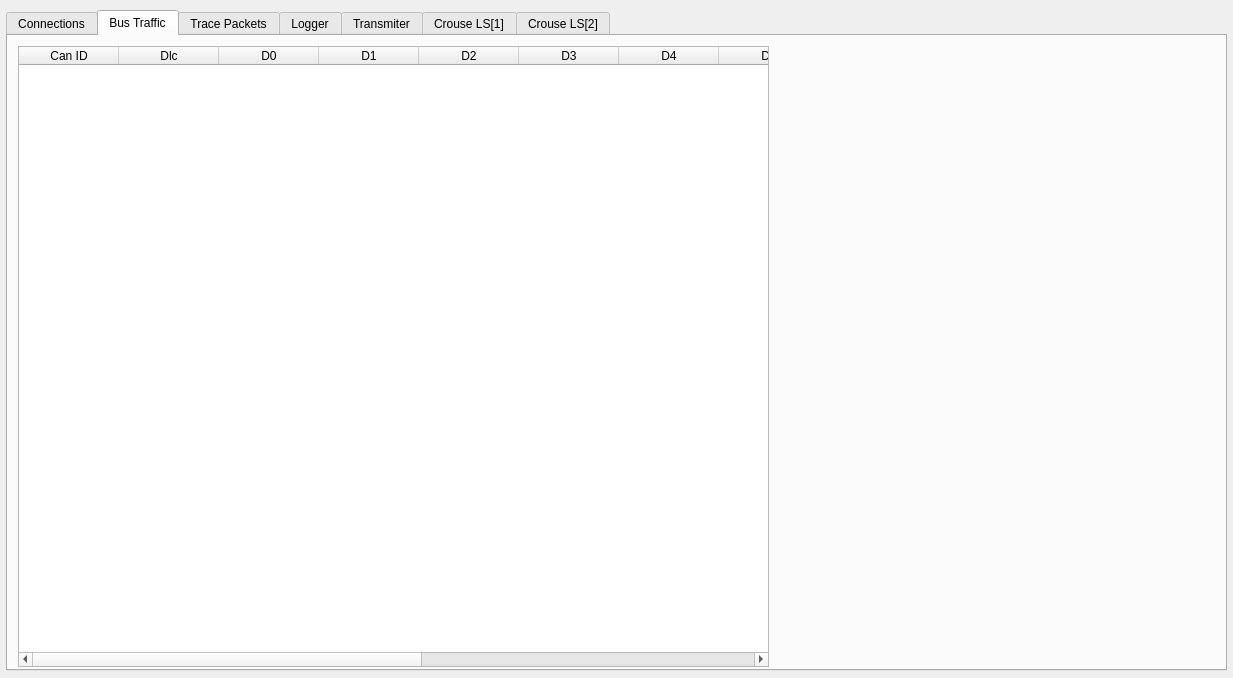
Above: GUI/Dialog.ui from sanatnegar/Open-Can-Utility before the change. Below: the same form after it.
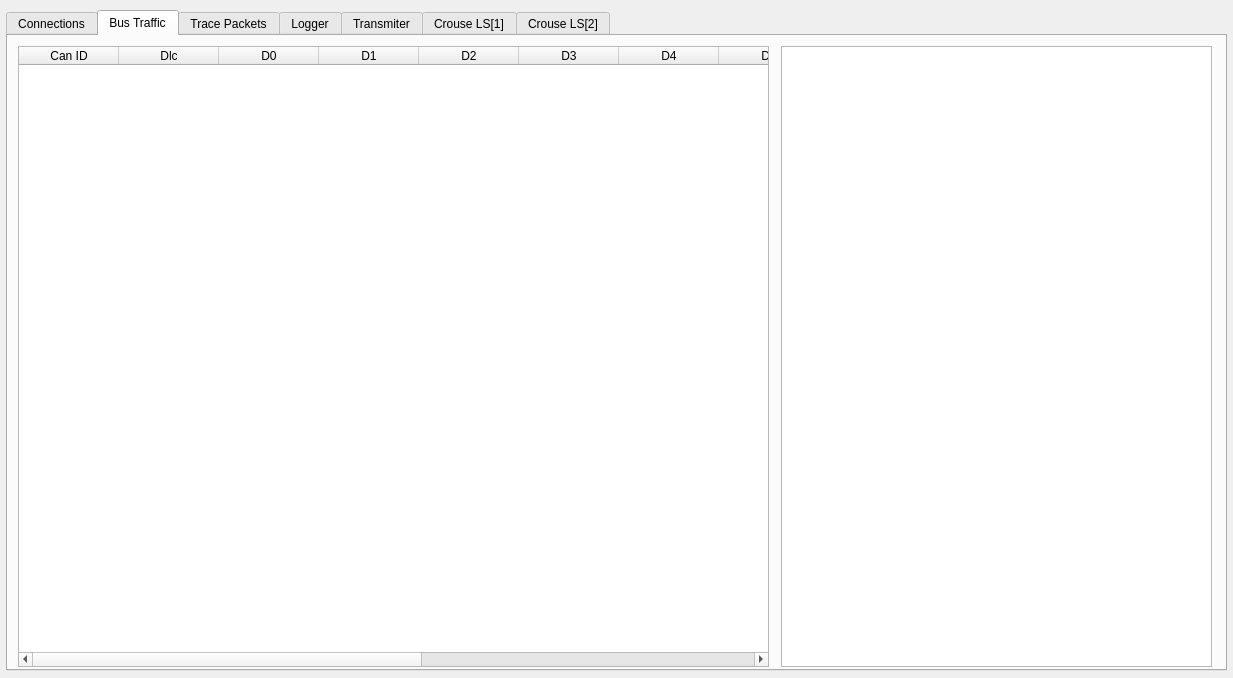
That is the form after the change.

Commit message: Message extractor implemented but has a few bugs ...

```diff
--- a/GUI/Dialog.ui
+++ b/GUI/Dialog.ui
@@ -284,6 +284,19 @@
       </property>
      </column>
     </widget>
+    <widget class="QTextEdit" name="teExtractionResults">
+     <property name="geometry">
+      <rect>
+       <x>773</x>
+       <y>10</y>
+       <width>431</width>
+       <height>621</height>
+      </rect>
+     </property>
+     <property name="readOnly">
+      <bool>true</bool>
+     </property>
+    </widget>
    </widget>
    <widget class="QWidget" name="tab_trace_packets">
     <attribute name="title">
```
The commit also changes 1 other file.
